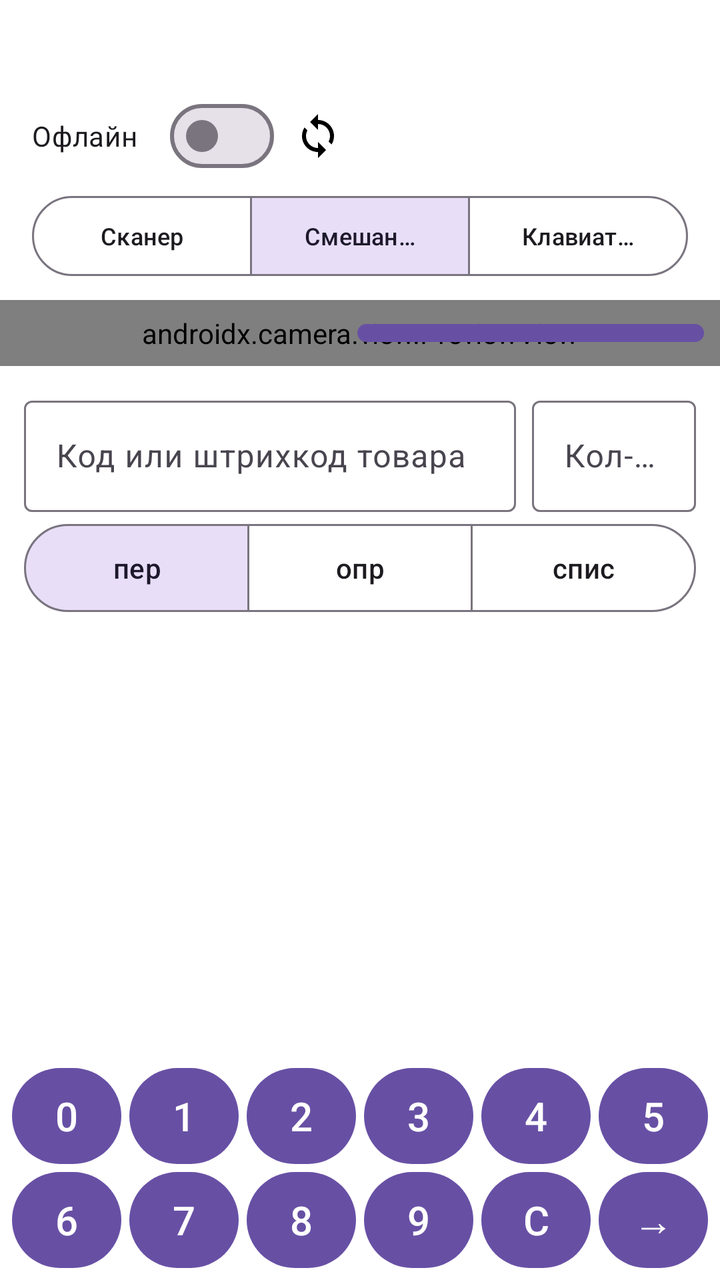
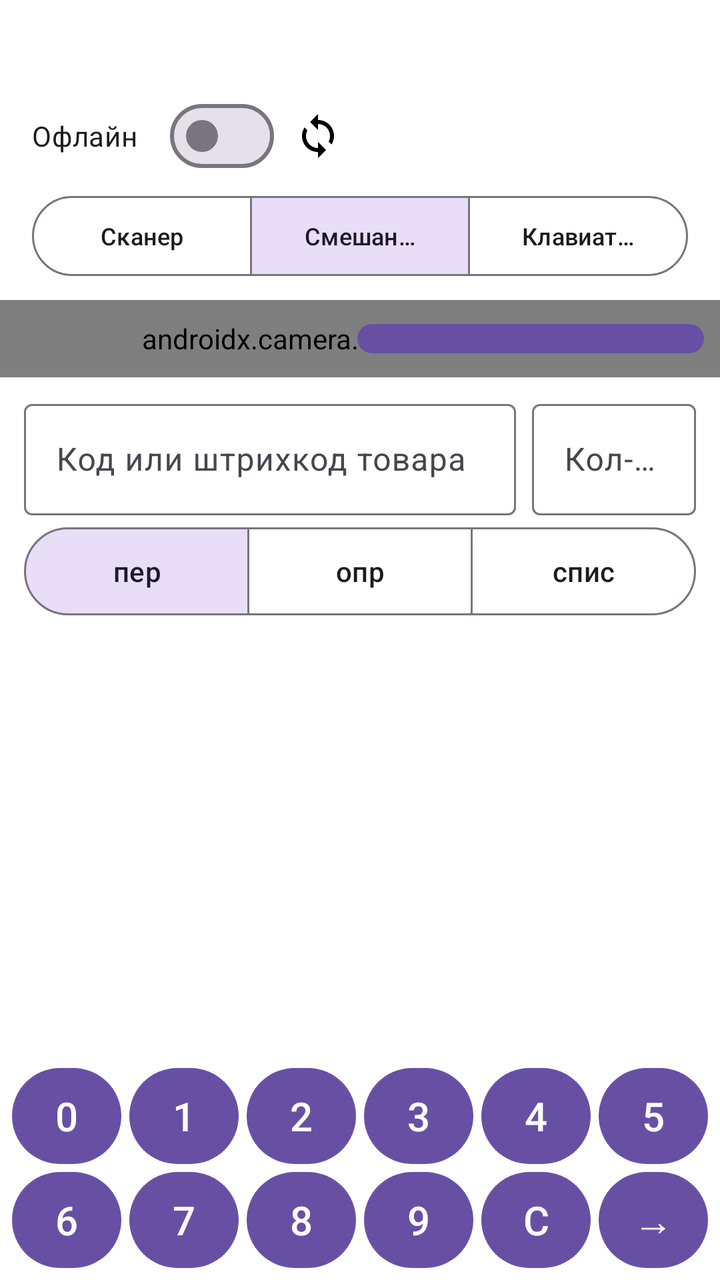

Compare the two renders of this Android layout. The source of the first and the diff that turns it into the second are given below.
<!-- AndroidManifest.xml: application theme Theme.MSklad -->
<!-- res/layout/activity_main.xml -->
<?xml version="1.0" encoding="utf-8"?>
<LinearLayout xmlns:android="http://schemas.android.com/apk/res/android"
    xmlns:app="http://schemas.android.com/apk/res-auto"
    android:layout_width="match_parent"
    android:layout_height="match_parent"
    android:background="@color/bg_idle"
    android:orientation="vertical">

    <LinearLayout
        android:layout_width="match_parent"
        android:layout_height="wrap_content"
        android:gravity="center_vertical"
        android:orientation="horizontal"
        android:paddingHorizontal="16dp"
        android:paddingTop="8dp">

        <LinearLayout
            android:layout_width="0dp"
            android:layout_height="wrap_content"
            android:layout_weight="1"
            android:orientation="vertical">

            <TextView
                android:id="@+id/moveTitle"
                android:layout_width="match_parent"
                android:layout_height="wrap_content"
                android:textAppearance="?attr/textAppearanceTitleMedium" />

            <TextView
                android:id="@+id/moveRoute"
                android:layout_width="match_parent"
                android:layout_height="wrap_content"
                android:textAppearance="?attr/textAppearanceBodySmall" />
        </LinearLayout>

        <Button
            android:id="@+id/labelButton"
            android:layout_width="wrap_content"
            android:layout_height="wrap_content"
            android:text="@string/label_button"
            android:visibility="gone" />
    </LinearLayout>

    <LinearLayout
        android:layout_width="match_parent"
        android:layout_height="wrap_content"
        android:gravity="center_vertical"
        android:orientation="horizontal"
        android:paddingHorizontal="16dp">

        <com.google.android.material.materialswitch.MaterialSwitch
            android:id="@+id/offlineSwitch"
            android:layout_width="wrap_content"
            android:layout_height="wrap_content"
            android:minHeight="40dp"
            android:text="@string/offline_mode"
            android:textSize="14sp" />

        <TextView
            android:id="@+id/pendingLabel"
            android:layout_width="0dp"
            android:layout_height="wrap_content"
            android:layout_marginStart="8dp"
            android:layout_weight="1"
            android:textColor="@color/error_red"
            android:textSize="12sp"
            android:visibility="gone" />

        <ImageButton
            android:id="@+id/syncButton"
            android:layout_width="44dp"
            android:layout_height="44dp"
            android:background="?attr/selectableItemBackgroundBorderless"
            android:contentDescription="@string/sync_description"
            android:src="@drawable/ic_sync" />
    </LinearLayout>

    <com.google.android.material.button.MaterialButtonToggleGroup
        android:id="@+id/modeGroup"
        android:layout_width="match_parent"
        android:layout_height="wrap_content"
        android:layout_marginHorizontal="16dp"
        android:layout_marginTop="4dp"
        app:checkedButton="@+id/modeMixed"
        app:selectionRequired="true"
        app:singleSelection="true">

        <com.google.android.material.button.MaterialButton
            android:id="@+id/modeScanner"
            style="?attr/materialButtonOutlinedStyle"
            android:layout_width="0dp"
            android:layout_height="wrap_content"
            android:layout_weight="1"
            android:text="@string/mode_scanner"
            android:textSize="12sp" />

        <com.google.android.material.button.MaterialButton
            android:id="@+id/modeMixed"
            style="?attr/materialButtonOutlinedStyle"
            android:layout_width="0dp"
            android:layout_height="wrap_content"
            android:layout_weight="1"
            android:text="@string/mode_mixed"
            android:textSize="12sp" />

        <com.google.android.material.button.MaterialButton
            android:id="@+id/modeKeyboard"
            style="?attr/materialButtonOutlinedStyle"
            android:layout_width="0dp"
            android:layout_height="wrap_content"
            android:layout_weight="1"
            android:text="@string/mode_keyboard"
            android:textSize="12sp" />
    </com.google.android.material.button.MaterialButtonToggleGroup>

    <FrameLayout
        android:id="@+id/cameraFrame"
        android:layout_width="match_parent"
        android:layout_height="0dp"
        android:layout_marginTop="8dp"
        android:layout_weight="2.8"
        android:background="@color/black">

        <androidx.camera.view.PreviewView
            android:id="@+id/previewView"
            android:layout_width="match_parent"
            android:layout_height="match_parent" />

        <TextView
            android:id="@+id/scannerOffLabel"
            android:layout_width="wrap_content"
            android:layout_height="wrap_content"
            android:layout_gravity="center"
            android:text="@string/scanner_is_off"
            android:textColor="@color/white"
            android:visibility="gone" />

        <Button
            android:id="@+id/scannerToggle"
            android:layout_width="wrap_content"
            android:layout_height="wrap_content"
            android:layout_gravity="bottom|end"
            android:layout_margin="8dp"
            android:text="@string/scanner_off" />
    </FrameLayout>

    <LinearLayout
        android:id="@+id/inputBlock"
        android:layout_width="match_parent"
        android:layout_height="wrap_content"
        android:orientation="vertical"
        android:padding="12dp">

        <LinearLayout
            android:layout_width="match_parent"
            android:layout_height="wrap_content"
            android:orientation="horizontal">

            <com.google.android.material.textfield.TextInputLayout
                android:layout_width="0dp"
                android:layout_height="wrap_content"
                android:layout_marginEnd="8dp"
                android:layout_weight="3"
                android:hint="@string/code_hint">

                <com.google.android.material.textfield.TextInputEditText
                    android:id="@+id/codeEdit"
                    android:layout_width="match_parent"
                    android:layout_height="wrap_content"
                    android:imeOptions="actionSend"
                    android:inputType="number"
                    android:singleLine="true" />
            </com.google.android.material.textfield.TextInputLayout>

            <com.google.android.material.textfield.TextInputLayout
                android:layout_width="0dp"
                android:layout_height="wrap_content"
                android:layout_weight="1"
                android:hint="@string/quantity_hint">

                <com.google.android.material.textfield.TextInputEditText
                    android:id="@+id/quantityEdit"
                    android:layout_width="match_parent"
                    android:layout_height="wrap_content"
                    android:inputType="numberDecimal"
                    android:singleLine="true" />
            </com.google.android.material.textfield.TextInputLayout>
        </LinearLayout>

        <com.google.android.material.button.MaterialButtonToggleGroup
            android:id="@+id/docGroup"
            android:layout_width="match_parent"
            android:layout_height="wrap_content"
            android:layout_marginTop="6dp"
            app:checkedButton="@+id/docMove"
            app:selectionRequired="true"
            app:singleSelection="true">

            <com.google.android.material.button.MaterialButton
                android:id="@+id/docMove"
                style="?attr/materialButtonOutlinedStyle"
                android:layout_width="0dp"
                android:layout_height="44dp"
                android:layout_weight="1"
                android:insetTop="0dp"
                android:insetBottom="0dp"
                android:text="@string/doc_move"
                android:textSize="14sp" />

            <com.google.android.material.button.MaterialButton
                android:id="@+id/docSupply"
                style="?attr/materialButtonOutlinedStyle"
                android:layout_width="0dp"
                android:layout_height="44dp"
                android:layout_weight="1"
                android:insetTop="0dp"
                android:insetBottom="0dp"
                android:text="@string/doc_supply"
                android:textSize="14sp" />

            <com.google.android.material.button.MaterialButton
                android:id="@+id/docLoss"
                style="?attr/materialButtonOutlinedStyle"
                android:layout_width="0dp"
                android:layout_height="44dp"
                android:layout_weight="1"
                android:insetTop="0dp"
                android:insetBottom="0dp"
                android:text="@string/doc_loss"
                android:textSize="14sp" />
        </com.google.android.material.button.MaterialButtonToggleGroup>
    </LinearLayout>

    <LinearLayout
        android:id="@+id/resultZone"
        android:layout_width="match_parent"
        android:layout_height="0dp"
        android:layout_weight="4.2"
        android:gravity="center"
        android:orientation="vertical"
        android:padding="16dp">

        <ProgressBar
            android:id="@+id/progress"
            style="?android:attr/progressBarStyleHorizontal"
            android:layout_width="match_parent"
            android:layout_height="wrap_content"
            android:indeterminate="true"
            android:visibility="gone" />

        <TextView
            android:id="@+id/resultProduct"
            android:layout_width="match_parent"
            android:layout_height="wrap_content"
            android:layout_marginBottom="8dp"
            android:ellipsize="end"
            android:gravity="center"
            android:maxLines="2"
            android:textColor="@color/text_secondary"
            android:textSize="14sp"
            android:visibility="gone"
            app:autoSizeMaxTextSize="14sp"
            app:autoSizeMinTextSize="10sp"
            app:autoSizeStepGranularity="0.5sp"
            app:autoSizeTextType="uniform" />

        <LinearLayout
            android:layout_width="match_parent"
            android:layout_height="wrap_content"
            android:gravity="center_vertical"
            android:orientation="horizontal">

            <TextView
                android:id="@+id/resultLine"
                android:layout_width="0dp"
                android:layout_height="48dp"
                android:layout_weight="1"
                android:gravity="center"
                android:includeFontPadding="false"
                android:maxLines="1"
                android:singleLine="true"
                android:textColor="@color/text_primary"
                android:textSize="32sp"
                android:textStyle="bold"
                android:visibility="gone"
                app:autoSizeMaxTextSize="32sp"
                app:autoSizeMinTextSize="10sp"
                app:autoSizeStepGranularity="0.5sp"
                app:autoSizeTextType="uniform" />

            <Button
                android:id="@+id/undoButton"
                android:layout_width="wrap_content"
                android:layout_height="wrap_content"
                android:contentDescription="@string/undo_description"
                android:minWidth="48dp"
                android:text="@string/undo"
                android:textColor="@color/error_red"
                android:textSize="20sp"
                android:visibility="gone" />
        </LinearLayout>

        <TextView
            android:id="@+id/resultMessage"
            android:layout_width="match_parent"
            android:layout_height="wrap_content"
            android:gravity="center"
            android:maxLines="4"
            android:textColor="@color/text_primary"
            android:textSize="20sp"
            app:autoSizeMaxTextSize="20sp"
            app:autoSizeMinTextSize="9sp"
            app:autoSizeStepGranularity="0.5sp"
            app:autoSizeTextType="uniform" />
    </LinearLayout>

    <ScrollView
        android:id="@+id/recentScroll"
        android:layout_width="match_parent"
        android:layout_height="160dp"
        android:layout_marginBottom="4dp"
        android:paddingHorizontal="12dp"
        android:scrollbars="vertical">

        <LinearLayout
            android:id="@+id/recentList"
            android:layout_width="match_parent"
            android:layout_height="wrap_content"
            android:orientation="vertical" />
    </ScrollView>

    <LinearLayout
        android:id="@+id/keypad"
        android:layout_width="match_parent"
        android:layout_height="wrap_content"
        android:orientation="vertical"
        android:paddingHorizontal="4dp"
        android:paddingBottom="4dp">

    <LinearLayout
        android:layout_width="match_parent"
        android:layout_height="wrap_content"
        android:orientation="horizontal">

        <Button
            style="@style/KeypadKey"
            android:layout_width="0dp"
            android:layout_weight="1"
            android:text="0" />
        <Button
            style="@style/KeypadKey"
            android:layout_width="0dp"
            android:layout_weight="1"
            android:text="1" />
        <Button
            style="@style/KeypadKey"
            android:layout_width="0dp"
            android:layout_weight="1"
            android:text="2" />
        <Button
            style="@style/KeypadKey"
            android:layout_width="0dp"
            android:layout_weight="1"
            android:text="3" />
        <Button
            style="@style/KeypadKey"
            android:layout_width="0dp"
            android:layout_weight="1"
            android:text="4" />
        <Button
            style="@style/KeypadKey"
            android:layout_width="0dp"
            android:layout_weight="1"
            android:text="5" />
    </LinearLayout>
    <LinearLayout
        android:layout_width="match_parent"
        android:layout_height="wrap_content"
        android:orientation="horizontal">

        <Button
            style="@style/KeypadKey"
            android:layout_width="0dp"
            android:layout_weight="1"
            android:text="6" />
        <Button
            style="@style/KeypadKey"
            android:layout_width="0dp"
            android:layout_weight="1"
            android:text="7" />
        <Button
            style="@style/KeypadKey"
            android:layout_width="0dp"
            android:layout_weight="1"
            android:text="8" />
        <Button
            style="@style/KeypadKey"
            android:layout_width="0dp"
            android:layout_weight="1"
            android:text="9" />
        <Button
            style="@style/KeypadKey"
            android:layout_width="0dp"
            android:layout_weight="1"
            android:tag="clear"
            android:contentDescription="@string/clear_description"
            android:text="C" />
        <Button
            android:id="@+id/keypadEnter"
            style="@style/KeypadKey"
            android:layout_width="0dp"
            android:layout_weight="1"
            android:tag="enter"
            android:contentDescription="@string/send"
            android:text="→" />
    </LinearLayout>
    </LinearLayout>

    <LinearLayout
        android:id="@+id/keypadLarge"
        android:layout_width="match_parent"
        android:layout_height="0dp"
        android:layout_weight="5"
        android:orientation="vertical"
        android:paddingHorizontal="4dp"
        android:paddingBottom="4dp"
        android:visibility="gone">

    <LinearLayout
        android:layout_width="match_parent"
        android:layout_height="0dp"
        android:layout_weight="1"
        android:orientation="horizontal">

        <Button
            style="@style/KeypadKeyLarge"
            android:layout_width="0dp"
            android:layout_weight="1"
            android:text="1" />
        <Button
            style="@style/KeypadKeyLarge"
            android:layout_width="0dp"
            android:layout_weight="1"
            android:text="2" />
        <Button
            style="@style/KeypadKeyLarge"
            android:layout_width="0dp"
            android:layout_weight="1"
            android:text="3" />
    </LinearLayout>
    <LinearLayout
        android:layout_width="match_parent"
        android:layout_height="0dp"
        android:layout_weight="1"
        android:orientation="horizontal">

        <Button
            style="@style/KeypadKeyLarge"
            android:layout_width="0dp"
            android:layout_weight="1"
            android:text="4" />
        <Button
            style="@style/KeypadKeyLarge"
            android:layout_width="0dp"
            android:layout_weight="1"
            android:text="5" />
        <Button
            style="@style/KeypadKeyLarge"
            android:layout_width="0dp"
            android:layout_weight="1"
            android:text="6" />
    </LinearLayout>
    <LinearLayout
        android:layout_width="match_parent"
        android:layout_height="0dp"
        android:layout_weight="1"
        android:orientation="horizontal">

        <Button
            style="@style/KeypadKeyLarge"
            android:layout_width="0dp"
            android:layout_weight="1"
            android:text="7" />
        <Button
            style="@style/KeypadKeyLarge"
            android:layout_width="0dp"
            android:layout_weight="1"
            android:text="8" />
        <Button
            style="@style/KeypadKeyLarge"
            android:layout_width="0dp"
            android:layout_weight="1"
            android:text="9" />
    </LinearLayout>
    <LinearLayout
        android:layout_width="match_parent"
        android:layout_height="0dp"
        android:layout_weight="1"
        android:orientation="horizontal">

        <Button
            style="@style/KeypadKeyLarge"
            android:layout_width="0dp"
            android:layout_weight="1"
            android:tag="clear"
            android:contentDescription="@string/clear_description"
            android:text="C" />
        <Button
            style="@style/KeypadKeyLarge"
            android:layout_width="0dp"
            android:layout_weight="1"
            android:text="0" />
        <Button
            android:id="@+id/keypadLargeEnter"
            style="@style/KeypadKeyLarge"
            android:layout_width="0dp"
            android:layout_weight="1"
            android:tag="enter"
            android:contentDescription="@string/send"
            android:text="→" />
    </LinearLayout>
    </LinearLayout>
</LinearLayout>
<!-- resources referenced by this layout -->
<resources>
  <color name="bg_idle">#FFFFFFFF</color>
  <color name="black">#FF000000</color>
  <color name="error_red">#C62828</color>
  <color name="text_primary">#FF212121</color>
  <color name="text_secondary">#FF424242</color>
  <color name="white">#FFFFFFFF</color>
  <!-- drawable ic_sync (drawable) -->
  <vector xmlns:android="http://schemas.android.com/apk/res/android"
      android:width="24dp"
      android:height="24dp"
      android:viewportWidth="24"
      android:viewportHeight="24">
      <path
          android:fillColor="#FF000000"
          android:pathData="M12,4V1L8,5l4,4V6c3.31,0 6,2.69 6,6 0,1.01 -0.25,1.97 -0.7,2.8l1.46,1.46C19.54,15.03 20,13.57 20,12c0,-4.42 -3.58,-8 -8,-8zM12,18c-3.31,0 -6,-2.69 -6,-6 0,-1.01 0.25,-1.97 0.7,-2.8L5.24,7.74C4.46,8.97 4,10.43 4,12c0,4.42 3.58,8 8,8v3l4,-4 -4,-4v3z" />
  </vector>
  <string name="clear_description">Очистить поле</string>
  <string name="code_hint">Код или штрихкод товара</string>
  <string name="doc_loss">спис</string>
  <string name="doc_move">пер</string>
  <string name="doc_supply">опр</string>
  <string name="label_button">ЭТИК</string>
  <string name="mode_keyboard">Клавиатура</string>
  <string name="mode_mixed">Смешанный</string>
  <string name="mode_scanner">Сканер</string>
  <string name="offline_mode">Офлайн</string>
  <string name="quantity_hint">Кол-во</string>
  <string name="scanner_is_off">Сканер выключен</string>
  <string name="scanner_off">Отключить сканер</string>
  <string name="send">Отправить</string>
  <string name="sync_description">Синхронизировать</string>
  <string name="undo">✕</string>
  <string name="undo_description">Отменить последнюю операцию</string>
  <style name="KeypadKey" parent="Widget.Material3.Button">
          <item name="android:layout_height">48dp</item>
          <item name="android:layout_margin">2dp</item>
          <item name="android:minWidth">0dp</item>
          <item name="android:minHeight">0dp</item>
          <item name="android:insetTop">0dp</item>
          <item name="android:insetBottom">0dp</item>
          <item name="android:padding">0dp</item>
          <item name="android:textSize">20sp</item>
      </style>
  <style name="KeypadKeyLarge" parent="Widget.Material3.Button">
          <item name="android:layout_height">match_parent</item>
          <item name="android:layout_margin">3dp</item>
          <item name="android:minWidth">0dp</item>
          <item name="android:minHeight">0dp</item>
          <item name="android:insetTop">0dp</item>
          <item name="android:insetBottom">0dp</item>
          <item name="android:padding">0dp</item>
          <item name="android:textSize">30sp</item>
      </style>
  <style name="Theme.MSklad" parent="Theme.Material3.Light.NoActionBar" />
</resources>

<!-- the commit's change to res/layout/activity_main.xml (unified diff, before → after) -->
@@ -149,7 +149,9 @@
         android:layout_width="match_parent"
         android:layout_height="wrap_content"
         android:orientation="vertical"
-        android:padding="12dp">
+        android:paddingHorizontal="12dp"
+        android:paddingTop="8dp"
+        android:paddingBottom="2dp">
 
         <LinearLayout
             android:layout_width="match_parent"
@@ -231,81 +233,67 @@
         </com.google.android.material.button.MaterialButtonToggleGroup>
     </LinearLayout>
 
+    
     <LinearLayout
         android:id="@+id/resultZone"
         android:layout_width="match_parent"
         android:layout_height="0dp"
         android:layout_weight="4.2"
-        android:gravity="center"
+        android:gravity="top"
         android:orientation="vertical"
-        android:padding="16dp">
+        android:paddingHorizontal="16dp"
+        android:paddingBottom="4dp">
 
         <ProgressBar
             android:id="@+id/progress"
             style="?android:attr/progressBarStyleHorizontal"
             android:layout_width="match_parent"
-            android:layout_height="wrap_content"
+            android:layout_height="4dp"
             android:indeterminate="true"
-            android:visibility="gone" />
+            android:visibility="invisible" />
 
         <TextView
-            android:id="@+id/resultProduct"
-            android:layout_width="match_parent"
-            android:layout_height="wrap_content"
-            android:layout_marginBottom="8dp"
+            android:id="@+id/resultName"
+            android:layout_width="match_parent"
+            android:layout_height="wrap_content"
             android:ellipsize="end"
             android:gravity="center"
+            android:lines="3"
+            android:maxLines="3"
+            android:textColor="@color/text_secondary"
+            android:textSize="14sp" />
+
+        <TextView
+            android:id="@+id/resultCode"
+            android:layout_width="match_parent"
+            android:layout_height="wrap_content"
+            android:ellipsize="end"
+            android:gravity="center"
+            android:lines="1"
+            android:maxLines="1"
+            android:textColor="@color/text_secondary"
+            android:textSize="14sp" />
+
+        <TextView
+            android:id="@+id/resultLine"
+            android:layout_width="match_parent"
+            android:layout_height="wrap_content"
+            android:ellipsize="end"
+            android:gravity="center"
+            android:includeFontPadding="false"
+            android:lines="2"
             android:maxLines="2"
-            android:textColor="@color/text_secondary"
-            android:textSize="14sp"
-            android:visibility="gone"
-            app:autoSizeMaxTextSize="14sp"
-            app:autoSizeMinTextSize="10sp"
-            app:autoSizeStepGranularity="0.5sp"
-            app:autoSizeTextType="uniform" />
-
-        <LinearLayout
-            android:layout_width="match_parent"
-            android:layout_height="wrap_content"
-            android:gravity="center_vertical"
-            android:orientation="horizontal">
-
-            <TextView
-                android:id="@+id/resultLine"
-                android:layout_width="0dp"
-                android:layout_height="48dp"
-                android:layout_weight="1"
-                android:gravity="center"
-                android:includeFontPadding="false"
-                android:maxLines="1"
-                android:singleLine="true"
-                android:textColor="@color/text_primary"
-                android:textSize="32sp"
-                android:textStyle="bold"
-                android:visibility="gone"
-                app:autoSizeMaxTextSize="32sp"
-                app:autoSizeMinTextSize="10sp"
-                app:autoSizeStepGranularity="0.5sp"
-                app:autoSizeTextType="uniform" />
-
-            <Button
-                android:id="@+id/undoButton"
-                android:layout_width="wrap_content"
-                android:layout_height="wrap_content"
-                android:contentDescription="@string/undo_description"
-                android:minWidth="48dp"
-                android:text="@string/undo"
-                android:textColor="@color/error_red"
-                android:textSize="20sp"
-                android:visibility="gone" />
-        </LinearLayout>
+            android:textColor="@color/text_primary"
+            android:textSize="32sp"
+            android:textStyle="bold"
+            android:visibility="invisible" />
 
         <TextView
             android:id="@+id/resultMessage"
             android:layout_width="match_parent"
-            android:layout_height="wrap_content"
-            android:gravity="center"
-            android:maxLines="4"
+            android:layout_height="0dp"
+            android:layout_weight="1"
+            android:gravity="center_horizontal|top"
             android:textColor="@color/text_primary"
             android:textSize="20sp"
             app:autoSizeMaxTextSize="20sp"
<!-- resource entries referenced after the edit -->
@@ -31,8 +31,6 @@
   <string name="scanner_off">Отключить сканер</string>
   <string name="send">Отправить</string>
   <string name="sync_description">Синхронизировать</string>
-  <string name="undo">✕</string>
-  <string name="undo_description">Отменить последнюю операцию</string>
   <style name="KeypadKey" parent="Widget.Material3.Button">
           <item name="android:layout_height">48dp</item>
           <item name="android:layout_margin">2dp</item>
